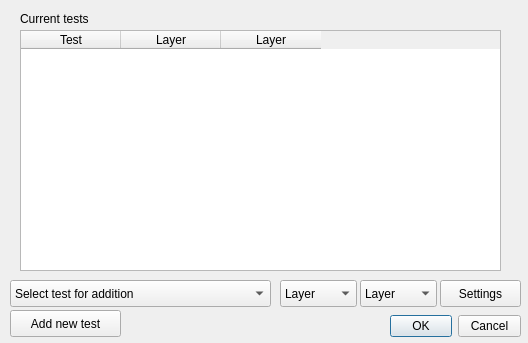
Old version of the form rulesDialog.ui in the repository wonder-sk/topol.
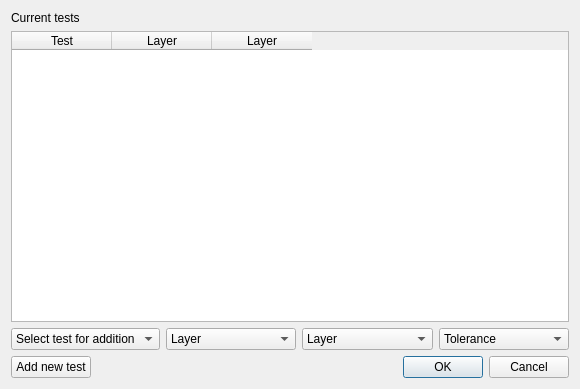
New version of the form.

```diff
--- a/rulesDialog.ui
+++ b/rulesDialog.ui
@@ -6,51 +6,25 @@
    <rect>
     <x>0</x>
     <y>0</y>
-    <width>528</width>
-    <height>343</height>
+    <width>580</width>
+    <height>389</height>
    </rect>
   </property>
   <property name="windowTitle">
    <string>Test settings</string>
   </property>
-  <widget class="QDialogButtonBox" name="buttonBox">
-   <property name="geometry">
-    <rect>
-     <x>390</x>
-     <y>310</y>
-     <width>131</width>
-     <height>32</height>
-    </rect>
-   </property>
-   <property name="orientation">
-    <enum>Qt::Horizontal</enum>
-   </property>
-   <property name="standardButtons">
-    <set>QDialogButtonBox::Cancel|QDialogButtonBox::Ok</set>
-   </property>
-  </widget>
-  <widget class="QPushButton" name="pushButton">
-   <property name="geometry">
-    <rect>
-     <x>10</x>
-     <y>310</y>
-     <width>111</width>
-     <height>27</height>
-    </rect>
-   </property>
+  <layout class="QGridLayout" name="gridLayout">
+   <item row="0" column="0">
+    <layout class="QVBoxLayout" name="verticalLayout">
+     <item>
+      <widget class="QLabel" name="label">
    <property name="text">
-    <string>Add new test</string>
-   </property>
-  </widget>
+        <string>Current tests</string>
+       </property>
+      </widget>
+     </item>
+     <item>
   <widget class="QTableWidget" name="tableWidget">
-   <property name="geometry">
-    <rect>
-     <x>20</x>
-     <y>30</y>
-     <width>481</width>
-     <height>241</height>
-    </rect>
-   </property>
    <column>
     <property name="text">
      <string>Test</string>
@@ -67,14 +41,13 @@
     </property>
    </column>
   </widget>
+     </item>
+     <item>
+      <layout class="QHBoxLayout" name="horizontalLayout">
+       <item>
   <widget class="QComboBox" name="comboBox">
-   <property name="geometry">
-    <rect>
-     <x>10</x>
-     <y>280</y>
-     <width>261</width>
-     <height>27</height>
-    </rect>
+         <property name="sizeAdjustPolicy">
+          <enum>QComboBox::AdjustToContents</enum>
    </property>
    <item>
     <property name="text">
@@ -82,14 +55,11 @@
     </property>
    </item>
   </widget>
+       </item>
+       <item>
   <widget class="QComboBox" name="comboBox_2">
-   <property name="geometry">
-    <rect>
-     <x>280</x>
-     <y>280</y>
-     <width>77</width>
-     <height>27</height>
-    </rect>
+         <property name="sizeAdjustPolicy">
+          <enum>QComboBox::AdjustToContents</enum>
    </property>
    <item>
     <property name="text">
@@ -97,14 +67,11 @@
     </property>
    </item>
   </widget>
+       </item>
+       <item>
   <widget class="QComboBox" name="comboBox_3">
-   <property name="geometry">
-    <rect>
-     <x>360</x>
-     <y>280</y>
-     <width>77</width>
-     <height>27</height>
-    </rect>
+         <property name="sizeAdjustPolicy">
+          <enum>QComboBox::AdjustToContents</enum>
    </property>
    <item>
     <property name="text">
@@ -112,32 +79,58 @@
     </property>
    </item>
   </widget>
-  <widget class="QLabel" name="label">
-   <property name="geometry">
-    <rect>
-     <x>20</x>
-     <y>10</y>
-     <width>91</width>
-     <height>18</height>
-    </rect>
-   </property>
+       </item>
+       <item>
+        <widget class="QComboBox" name="comboBox_4">
+         <property name="sizeAdjustPolicy">
+          <enum>QComboBox::AdjustToContents</enum>
+         </property>
+         <item>
    <property name="text">
-    <string>Current tests</string>
-   </property>
-  </widget>
-  <widget class="QPushButton" name="pushButton_2">
-   <property name="geometry">
-    <rect>
-     <x>440</x>
-     <y>280</y>
-     <width>81</width>
-     <height>27</height>
-    </rect>
-   </property>
+           <string>Tolerance</string>
+          </property>
+         </item>
+        </widget>
+       </item>
+      </layout>
+     </item>
+     <item>
+      <layout class="QHBoxLayout" name="horizontalLayout_2">
+       <item>
+        <widget class="QPushButton" name="pushButton">
    <property name="text">
-    <string>Settings</string>
-   </property>
-  </widget>
+          <string>Add new test</string>
+         </property>
+        </widget>
+       </item>
+       <item>
+        <spacer name="horizontalSpacer">
+         <property name="orientation">
+          <enum>Qt::Horizontal</enum>
+         </property>
+         <property name="sizeHint" stdset="0">
+          <size>
+           <width>198</width>
+           <height>20</height>
+          </size>
+         </property>
+        </spacer>
+       </item>
+       <item>
+        <widget class="QDialogButtonBox" name="buttonBox">
+         <property name="orientation">
+          <enum>Qt::Horizontal</enum>
+         </property>
+         <property name="standardButtons">
+          <set>QDialogButtonBox::Cancel|QDialogButtonBox::Ok</set>
+         </property>
+        </widget>
+       </item>
+      </layout>
+     </item>
+    </layout>
+   </item>
+  </layout>
  </widget>
  <resources/>
  <connections/>
```
Lines whose indentation alone changed are shown as unchanged.
